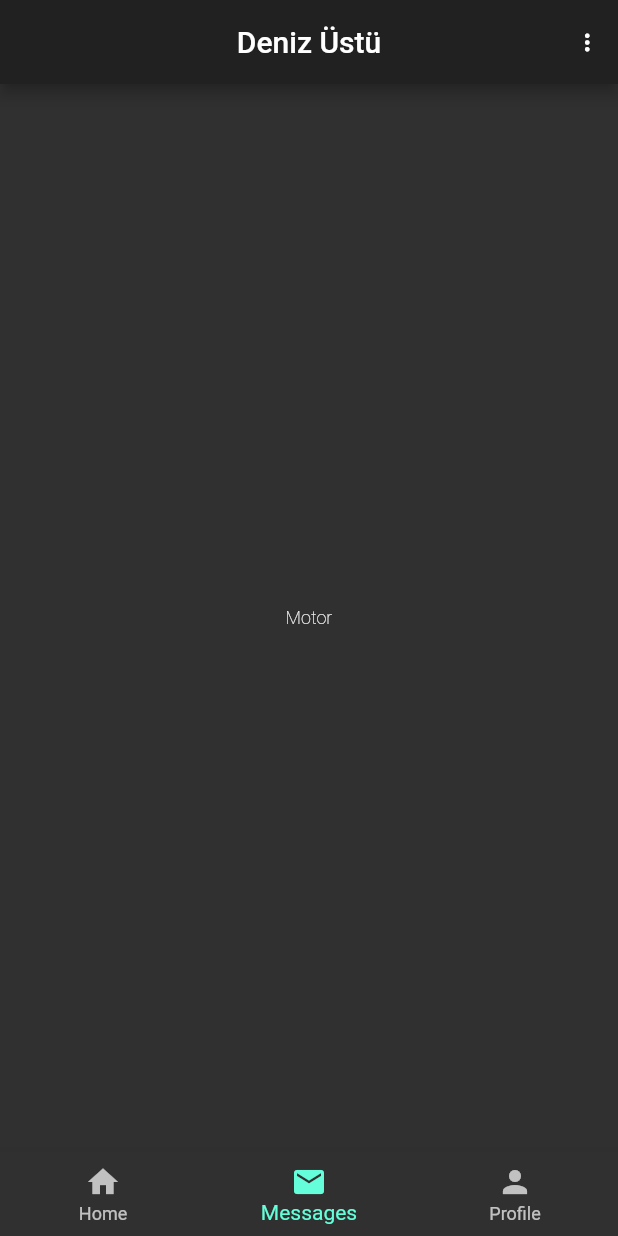
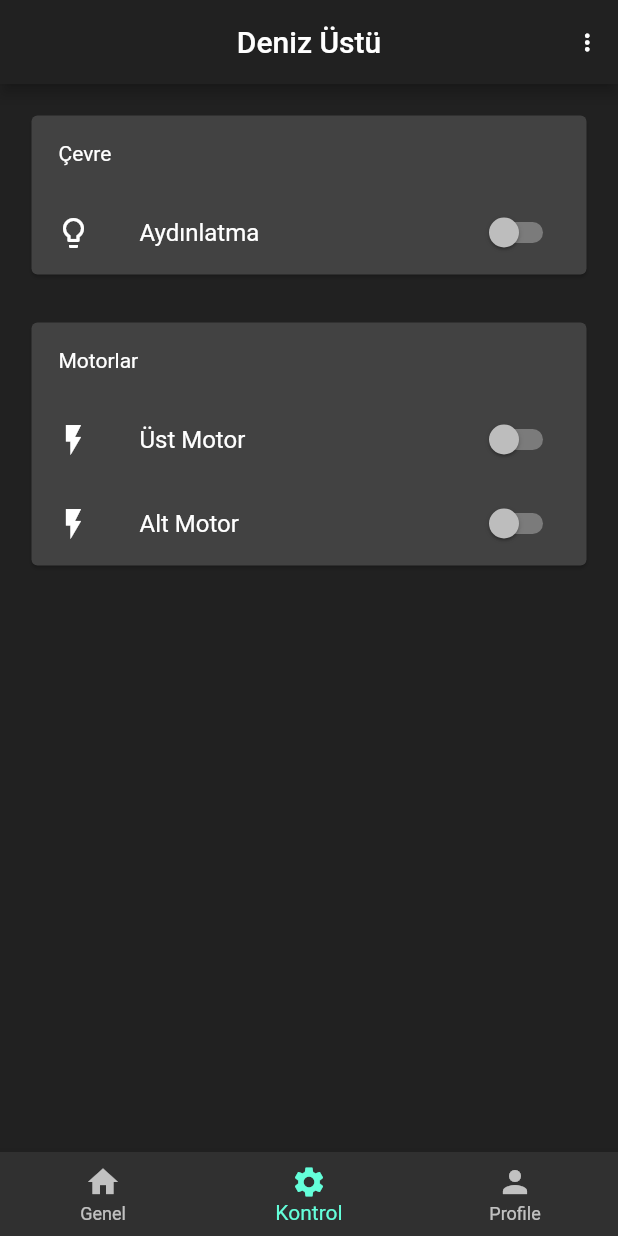
Before and after one commit to MarlonJD/projectBlue, a Flutter app: the screen it shows after launch, item 2 of the bottom bar chosen, on a phone screen of 412 x 824 dp. Run offline on Flutter 3.47's test engine with Material 2 defaults, Android fonts, the light colour scheme and no system bars; our stand-ins replace getflutter, video_player; missing offline and left inert: control_pad; network calls fail.

Commit message:
add genel ve kontrol detail

```diff
--- a/deniz_ustu/lib/src/app.dart
+++ b/deniz_ustu/lib/src/app.dart
@@ -1,7 +1,7 @@
 import 'package:flutter/material.dart';
 import 'package:getflutter/getflutter.dart';
-import 'package:denizustu/src/ui/home/home.dart';
-import 'package:denizustu/src/ui/motor/motor.dart';
+import 'package:denizustu/src/ui/genel.dart';
+import 'package:denizustu/src/ui/kontrol.dart';
 
 
 class App extends StatelessWidget {
@@ -32,9 +32,9 @@ class Home extends StatefulWidget {
 class _HomeState extends State<Home> {
   int _currentIndex = 0;
   final List<Widget> _children = [
-    HomeWidget(),
-    MotorWidget(),
-    HomeWidget()
+    GenelWidget(),
+    KontrolWidget(),
+    GenelWidget()
   ];
 
   @override
@@ -61,11 +61,11 @@ class _HomeState extends State<Home> {
         items: [
           new BottomNavigationBarItem(
             icon: Icon(Icons.home),
-            title: Text('Home'),
+            title: Text('Genel'),
           ),
           new BottomNavigationBarItem(
-            icon: Icon(Icons.mail),
-            title: Text('Messages'),
+            icon: Icon(Icons.settings),
+            title: Text('Kontrol'),
           ),
           new BottomNavigationBarItem(
               icon: Icon(Icons.person),
--- /dev/null
+++ b/deniz_ustu/lib/src/ui/kontrol.dart
@@ -0,0 +1,73 @@
+import 'package:flutter/material.dart';
+import 'package:getflutter/getflutter.dart';
+import 'package:control_pad/control_pad.dart';
+import 'package:video_player/video_player.dart';
+
+class KontrolWidget extends StatefulWidget {
+  @override
+  _KontrolWidgetState createState() => _KontrolWidgetState();
+}
+
+class _KontrolWidgetState extends State<KontrolWidget> {
+  bool _lights = false;
+  bool _uMotor = false;
+  bool _aMotor = false;
+
+  @override
+  Widget build(BuildContext context) {
+    return Scaffold(
+      body: Container(
+          color: const Color(0xFF212121),
+          padding: EdgeInsets.all(5),
+          child: Column(
+            children: [
+              GFCard(
+                padding: EdgeInsets.zero,
+                title: GFListTile(
+                  margin: EdgeInsets.zero,
+                  title: Text('Çevre'),
+                ),
+                content: SwitchListTile(
+                  title: const Text('Aydınlatma'),
+                  value: _lights,
+                  onChanged: (bool value) {
+                    setState(() {
+                      _lights = value;
+                    });
+                  },
+                  secondary: const Icon(Icons.lightbulb_outline),
+                ),
+              ),
+              GFCard(
+                  padding: EdgeInsets.zero,
+                  title: GFListTile(
+                    margin: EdgeInsets.zero,
+                    title: Text('Motorlar'),
+                  ),
+                  content: Column(children: [
+                    SwitchListTile(
+                      title: const Text('Üst Motor'),
+                      value: _uMotor,
+                      onChanged: (bool value) {
+                        setState(() {
+                          _uMotor = value;
+                        });
+                      },
+                      secondary: const Icon(Icons.flash_on),
+                    ),
+                    SwitchListTile(
+                      title: const Text('Alt Motor'),
+                      value: _aMotor,
+                      onChanged: (bool value) {
+                        setState(() {
+                          _aMotor = value;
+                        });
+                      },
+                      secondary: const Icon(Icons.flash_on),
+                    ),
+                  ])),
+            ],
+          )),
+    );
+  }
+}
--- a/deniz_ustu/lib/src/ui/motor/motor.dart
+++ /dev/null
@@ -1,27 +0,0 @@
-import 'package:flutter/material.dart';
-import 'package:getflutter/getflutter.dart';
-
-
-class MotorWidget extends StatelessWidget {
-  //final Color color;
-  //MotorWidget();
-
-  @override
-  Widget build(BuildContext context) {
-    return new Scaffold(
-      body: new Container(
-        child:
-        new Text(
-          "Motor",
-          style: new TextStyle(fontSize:12.0,
-              color: const Color(0xFFffffff),
-              fontWeight: FontWeight.w200,
-              fontFamily: "Roboto"),
-        ),
-
-        padding: const EdgeInsets.all(0.0),
-        alignment: Alignment.center,
-      ),
-    );
-  }
-}
```
Also changed, not shown: deniz_ustu/lib/src/ui/genel.dart (added, +110 -0 lines), deniz_ustu/lib/src/ui/home/home.dart (deleted, +0 -106 lines).
